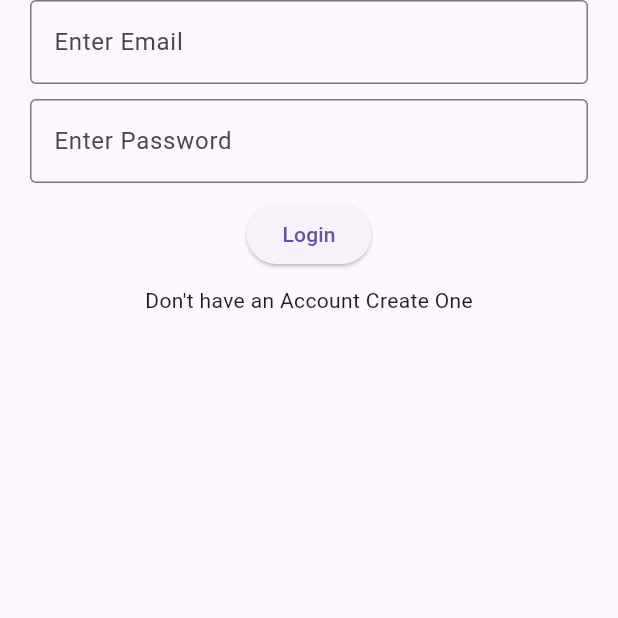
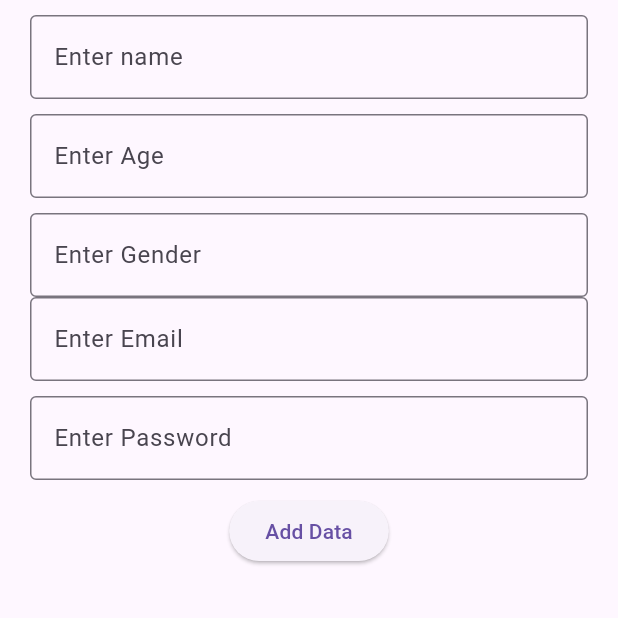
Before and after one commit to sherazinoman/Firebasework, a Flutter app: the screen it shows after launch, on a phone screen of 412 x 824 dp, the top half of it. Run offline on Flutter 3.47's test engine with Material 3 defaults, Android fonts, the phone set to English and light mode, and no system bars; our stand-ins replace cloud_firestore, firebase_auth, firebase_core, shared_preferences; accounts and stored records are empty.

Commit message:
Firestore

```diff
--- /dev/null
+++ b/lib/add_user.dart
@@ -0,0 +1,122 @@
+import 'package:cloud_firestore/cloud_firestore.dart';
+import 'package:flutter/material.dart';
+
+class AddUser extends StatefulWidget {
+  const AddUser({super.key});
+
+  @override
+  State<AddUser> createState() => _AddUserState();
+}
+
+class _AddUserState extends State<AddUser> {
+
+  final TextEditingController userEmail = TextEditingController();
+  final TextEditingController userName = TextEditingController();
+  final TextEditingController userAge = TextEditingController();
+  final TextEditingController userGender = TextEditingController();
+  final TextEditingController userPassword = TextEditingController();
+
+  void addData()async{
+
+    Map<String, dynamic> userData = {
+      // C  : // Rows
+      "userName" : userName.text,
+      "userAge" : userAge.text,
+      "userGender" : userGender.text,
+      "userEmail" : userEmail.text,
+      "userPassword" : userPassword.text,
+    };
+
+                                     // TN
+    await FirebaseFirestore.instance.collection("users").add(userData);
+    ScaffoldMessenger.of(context).showSnackBar(const SnackBar(content: Text("Data Inserted")));
+  }
+
+  @override
+  void dispose() {
+    // TODO: implement dispose
+
+    userEmail.dispose();
+    userName.dispose();
+    userAge.dispose();
+    userGender.dispose();
+    userPassword.dispose();
+
+    super.dispose();
+  }
+  @override
+  Widget build(BuildContext context) {
+    return Scaffold(
+      body: Container(
+
+        margin: const EdgeInsets.symmetric(horizontal: 20),
+        child: Column(
+
+          children: [
+
+
+            const SizedBox(height: 10,),
+
+            TextFormField(
+              controller: userName,
+              decoration: const InputDecoration(
+                  border: OutlineInputBorder(),
+                  hintText: "Enter name"
+              ),
+            ),
+
+            const SizedBox(height: 10,),
+
+            TextFormField(
+              controller: userAge,
+              decoration: const InputDecoration(
+                  border: OutlineInputBorder(),
+                  hintText: "Enter Age"
+              ),
+            ),
+
+            const SizedBox(height: 10,),
+
+            TextFormField(
+              controller: userGender,
+              decoration: const InputDecoration(
+                  border: OutlineInputBorder(),
+                  hintText: "Enter Gender"
+              ),
+            ),
+
+
+            TextFormField(
+              controller: userEmail,
+              decoration: const InputDecoration(
+                  border: OutlineInputBorder(),
+                  hintText: "Enter Email"
+              ),
+            ),
+
+            const SizedBox(height: 10,),
+
+            TextFormField(
+              controller: userPassword,
+              decoration: const InputDecoration(
+                  border: OutlineInputBorder(),
+                  hintText: "Enter Password"
+              ),
+            ),
+
+            const SizedBox(height: 10,),
+
+            ElevatedButton(onPressed: (){
+              addData();
+            }, child: const Text("Add Data")),
+
+            const SizedBox(height: 10,),
+
+
+
+          ],
+        ),
+      ),
+    );
+  }
+}
--- a/lib/main.dart
+++ b/lib/main.dart
@@ -1,5 +1,6 @@
 import 'package:firebase_core/firebase_core.dart';
 import 'package:flutter/material.dart';
+import 'package:tts09bf/add_user.dart';
 import 'package:tts09bf/firebase_options.dart';
 import 'package:tts09bf/login_screen.dart';
 import 'package:tts09bf/splash_screen.dart';
@@ -18,7 +19,7 @@ class MyApp extends StatelessWidget {
   @override
   Widget build(BuildContext context) {
     return const MaterialApp(
-      home: SplashScreen(),
+      home: AddUser(),
       debugShowCheckedModeBanner: false,
     );
   }
--- a/pubspec.yaml
+++ b/pubspec.yaml
@@ -38,6 +38,7 @@ dependencies:
   firebase_core:
   firebase_auth:
   shared_preferences:
+  cloud_firestore:
 
 dev_dependencies:
   flutter_test:
```
Also changed, not shown: pubspec.lock, 4 other files.
